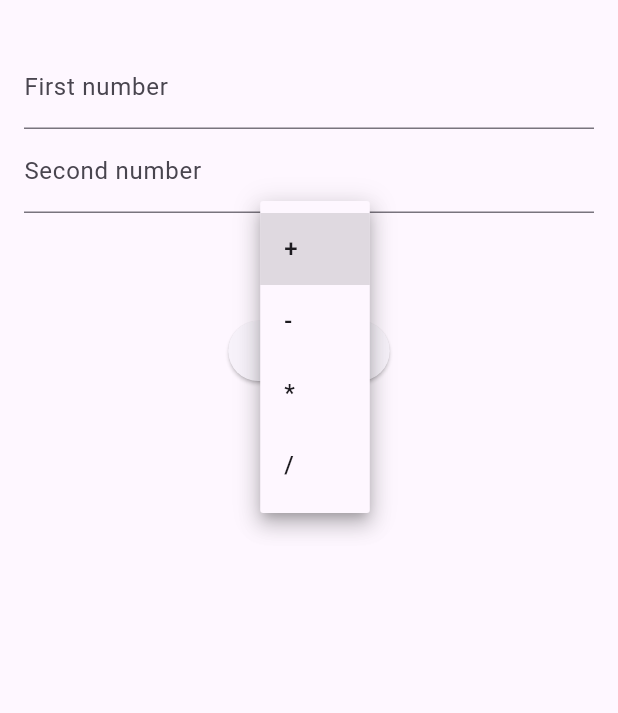
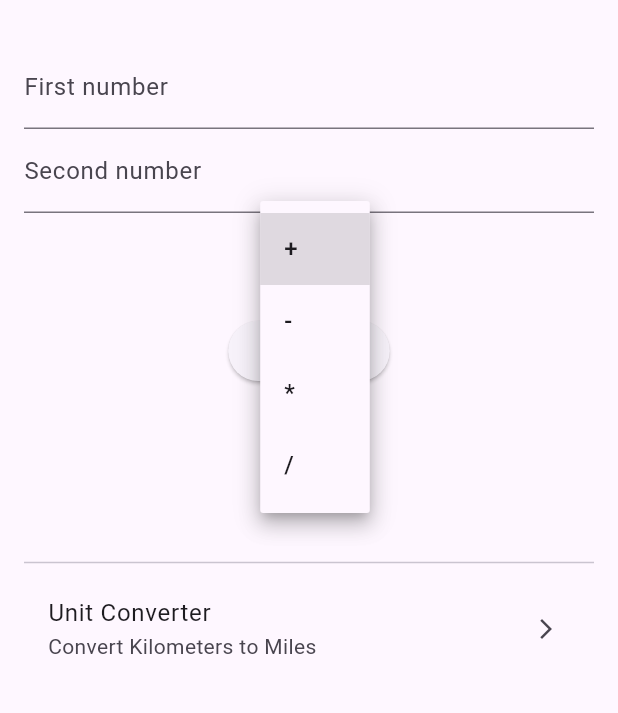
Before and after one commit to MITPIT/calculator, a Flutter app: the screen it shows after launch, after a tap on an icon or button, on a phone screen of 412 x 824 dp, the part 63-776 px from its top. Run offline on Flutter 3.47's test engine with Material 3 defaults, Android fonts, the phone set to English and light mode, and no system bars.

Commit message:
Fix project structure and add Unit Converter with MVC

```diff
--- a/flutter_calculator_mvc/lib/controllers/calculator_controller.dart
+++ b/flutter_calculator_mvc/lib/controllers/calculator_controller.dart
@@ -1,4 +1,4 @@
-import '../models/calculator_model.dart';
+import '../../../models/calculator_model.dart';
 
 class CalculatorController {
   final CalculatorModel _model = CalculatorModel();
--- /dev/null
+++ b/flutter_calculator_mvc/lib/controllers/converter_controller.dart
@@ -0,0 +1,8 @@
+class ConverterController {
+  double kmToMiles(double km) {
+    return km * 0.621371;
+  }
+
+  double milesToKm(double miles) {
+    return miles / 0.621371;
+  }}
--- a/flutter_calculator_mvc/lib/main.dart
+++ b/flutter_calculator_mvc/lib/main.dart
@@ -1,9 +1,26 @@
 import 'package:flutter/material.dart';
 import 'views/calculator_view.dart';
+import 'views/converter_view.dart';
 
 void main() {
-  runApp(MaterialApp(
-    debugShowCheckedModeBanner: false,
-    home: CalculatorView(),
-  ));
+  runApp(const MyApp());
 }
+
+class MyApp extends StatelessWidget {
+  const MyApp({super.key});
+
+  @override
+  Widget build(BuildContext context) {
+    return MaterialApp(
+      debugShowCheckedModeBanner: false,
+      title: 'MVC Calculator',
+      // Define the starting screen
+      initialRoute: '/',
+      // Define the routes table
+      routes: {
+        '/': (context) => CalculatorView(),
+        '/converter': (context) => ConverterView(),
+      },
+    );
+  }
+}
--- a/flutter_calculator_mvc/lib/views/calculator_view.dart
+++ b/flutter_calculator_mvc/lib/views/calculator_view.dart
@@ -1,5 +1,6 @@
 import 'package:flutter/material.dart';
 import '../controllers/calculator_controller.dart';
+import '../../../views/converter_view.dart';
 
 class CalculatorView extends StatefulWidget {
   @override
@@ -28,9 +29,11 @@ class _CalculatorViewState extends State<CalculatorView> {
   Widget build(BuildContext context) {
     return Scaffold(
       appBar: AppBar(title: Text('MVC Calculator')),
-      body: Padding(
+      body: SingleChildScrollView(
+        child: Padding(
           padding: const EdgeInsets.all(16),
           child: Column(
+            mainAxisSize: MainAxisSize.min,
             children: [
               TextField(
                 controller: _firstController,
@@ -50,10 +53,30 @@ class _CalculatorViewState extends State<CalculatorView> {
                 onChanged: (value) => setState(() => _operation = value!),
               ),
               SizedBox(height: 20),
-            ElevatedButton(onPressed: _calculate, child: Text('Calculate')),
+              ElevatedButton(
+                onPressed: _calculate,
+                child: Text('Calculate')
+              ),
               SizedBox(height: 20),
-            Text('Result: $_result', style: TextStyle(fontSize: 20)),
+              Text(
+                'Result: $_result',
+                style: TextStyle(fontSize: 20)
+              ),
+              SizedBox(height: 60),
+              Divider(),
+              ListTile(
+                title: Text("Unit Converter"),
+                subtitle: Text("Convert Kilometers to Miles"),
+                trailing: Icon(Icons.arrow_forward_ios, size: 16),
+                onTap: () {
+                  Navigator.push(
+                    context,
+                    MaterialPageRoute(builder: (context) => ConverterView()),
+                  );
+                },
+              ),
             ],
+          ),
         ),
       ),
     );
```
Also changed, not shown: flutter_calculator_mvc/lib/views/converter_view.dart (added, +52 -0 lines), 1 other file. Lines whose indentation alone changed are shown as unchanged.
